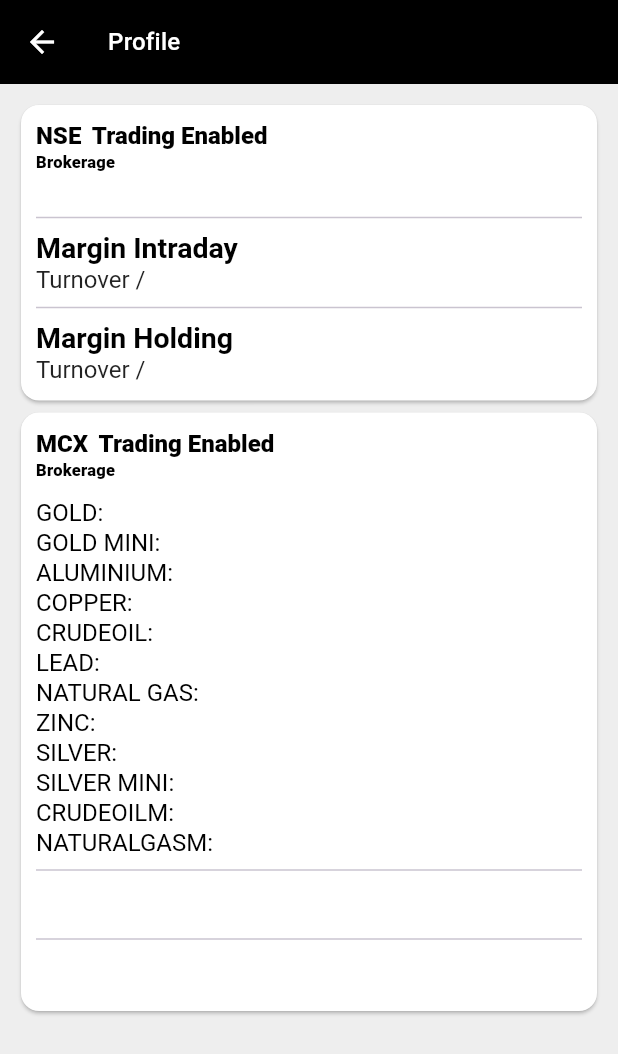
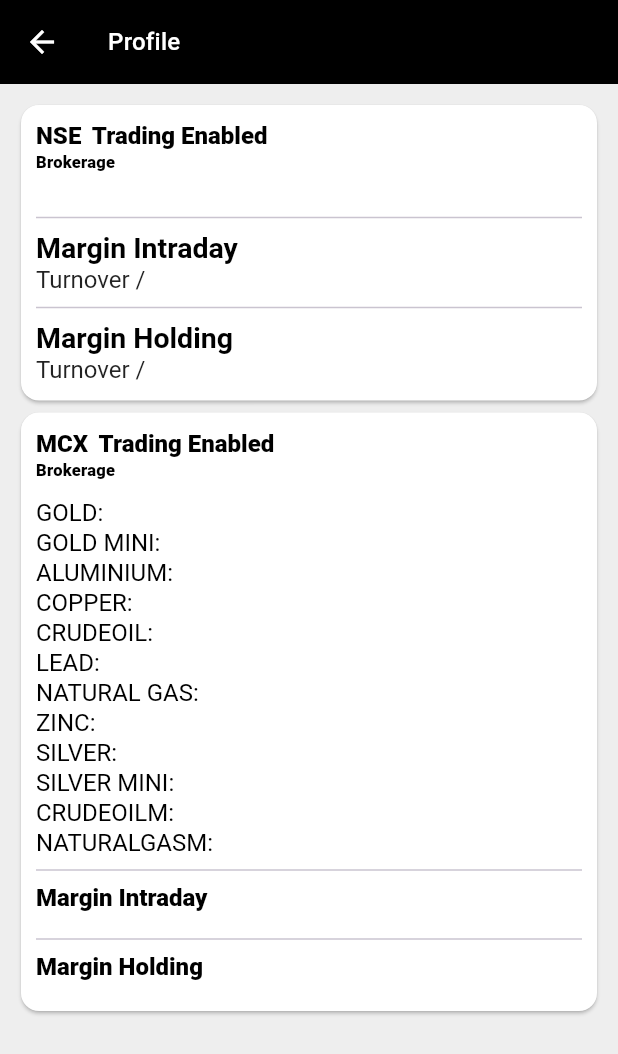
Before and after one commit to krishna9917/Me, a Flutter app: the ProfileScreen screen opened directly, on a phone screen of 412 x 824 dp. Shown: the top 1054 px of the screen. Run offline on Flutter 3.47's test engine with Material 3 defaults, Android fonts, the phone set to English and light mode, and no system bars; our stand-ins replace connectivity_plus, device_info_plus, firebase_core, firebase_messaging, flutter_local_notifications, flutter_riverpod and 6 more; missing offline and left inert: marqueer, pretty_http_logger; accounts and stored records are empty; Roboto replaces fonts that are missing (Ubuntu); statements that could not run were skipped.

Commit message:
Commit by krishna 12-9-2024

```diff
--- a/lib/ApiService/ApiInterface.dart
+++ b/lib/ApiService/ApiInterface.dart
@@ -258,7 +258,7 @@
         }
       }
 
-      String token = ""; // await FirebaseMessaging.instance.getToken();
+      String? token = await FirebaseMessaging.instance.getToken();
       requestParams ??= {};
       requestParams.addAll({
         "userID":
@@ -271,7 +271,7 @@
         final response = await httpClient.post(
           Uri.parse(BASE_URL + endPoint),
           headers: await getHeader(),
-          body: jsonEncode(requestParams),
+          body: requestParams,
         );
 
         if (showLoading) {
@@ -327,7 +327,7 @@
 
     return {
       "Deviceid": deviceId,
-      'Content-Type': 'application/json; charset=UTF-8',
+      "Content-Type": "application/x-www-form-urlencoded",
       "Accept": "application/json",
       "Token": accessToken,
     };
--- a/lib/Screen/ProfileScreen.dart
+++ b/lib/Screen/ProfileScreen.dart
@@ -190,7 +190,7 @@
                                   style: Theme.of(context)
                                       .textTheme
                                       .titleLarge!
-                                      .copyWith(color: appColors.color4),
+                                      .copyWith(color: appColors.color5),
                                 ),
                                 10.height,
                                 ListView.builder(
@@ -222,7 +222,7 @@
                                     style: Theme.of(context)
                                         .textTheme
                                         .titleLarge!
-                                        .copyWith(color: appColors.color4)),
+                                        .copyWith(color: appColors.color5)),
                                 10.height,
                                 ListView.builder(
                                   shrinkWrap: true,
```
